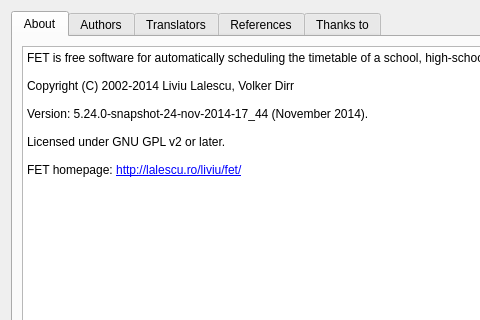
This is src/interface/helpaboutform_template.ui in vanyog/FET as Qt 5 draws it before an edit; both pictures show x 0 to 480 and y 0 to 320 of the 690 by 430 pixel window. The edited form follows.
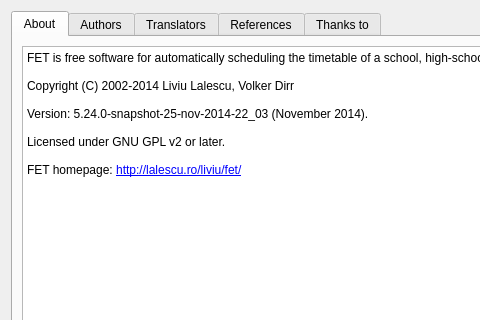
This is the edited form.

Commit message: 25 Nov snapshot of v5.24.0

Diff of the .ui file:
```diff
--- a/src/interface/helpaboutform_template.ui
+++ b/src/interface/helpaboutform_template.ui
@@ -53,7 +53,7 @@
 &lt;p style=&quot;-qt-paragraph-type:empty; margin-top:0px; margin-bottom:0px; margin-left:0px; margin-right:0px; -qt-block-indent:0; text-indent:0px; font-family:'Sans Serif'; font-size:9pt;&quot;&gt;&lt;br /&gt;&lt;/p&gt;
 &lt;p style=&quot; margin-top:0px; margin-bottom:0px; margin-left:0px; margin-right:0px; -qt-block-indent:0; text-indent:0px;&quot;&gt;&lt;span style=&quot; font-family:'Sans Serif'; font-size:9pt;&quot;&gt;Copyright (C) 2002-2014 Liviu Lalescu, Volker Dirr&lt;/span&gt;&lt;/p&gt;
 &lt;p style=&quot;-qt-paragraph-type:empty; margin-top:0px; margin-bottom:0px; margin-left:0px; margin-right:0px; -qt-block-indent:0; text-indent:0px; font-family:'Sans Serif'; font-size:9pt;&quot;&gt;&lt;br /&gt;&lt;/p&gt;
-&lt;p style=&quot; margin-top:0px; margin-bottom:0px; margin-left:0px; margin-right:0px; -qt-block-indent:0; text-indent:0px;&quot;&gt;&lt;span style=&quot; font-family:'Sans Serif'; font-size:9pt;&quot;&gt;Version: 5.24.0-snapshot-24-nov-2014-17_44 (November 2014).&lt;/span&gt;&lt;/p&gt;
+&lt;p style=&quot; margin-top:0px; margin-bottom:0px; margin-left:0px; margin-right:0px; -qt-block-indent:0; text-indent:0px;&quot;&gt;&lt;span style=&quot; font-family:'Sans Serif'; font-size:9pt;&quot;&gt;Version: 5.24.0-snapshot-25-nov-2014-22_03 (November 2014).&lt;/span&gt;&lt;/p&gt;
 &lt;p style=&quot;-qt-paragraph-type:empty; margin-top:0px; margin-bottom:0px; margin-left:0px; margin-right:0px; -qt-block-indent:0; text-indent:0px; font-family:'Sans Serif'; font-size:9pt;&quot;&gt;&lt;br /&gt;&lt;/p&gt;
 &lt;p style=&quot; margin-top:0px; margin-bottom:0px; margin-left:0px; margin-right:0px; -qt-block-indent:0; text-indent:0px;&quot;&gt;&lt;span style=&quot; font-family:'Sans Serif'; font-size:9pt;&quot;&gt;Licensed under GNU GPL v2 or later.&lt;/span&gt;&lt;/p&gt;
 &lt;p style=&quot;-qt-paragraph-type:empty; margin-top:0px; margin-bottom:0px; margin-left:0px; margin-right:0px; -qt-block-indent:0; text-indent:0px; font-family:'Sans Serif'; font-size:9pt;&quot;&gt;&lt;br /&gt;&lt;/p&gt;
```
Left out of the diff: 2 changed lines with no effect on the pictures. The commit also changes 128 other files.
